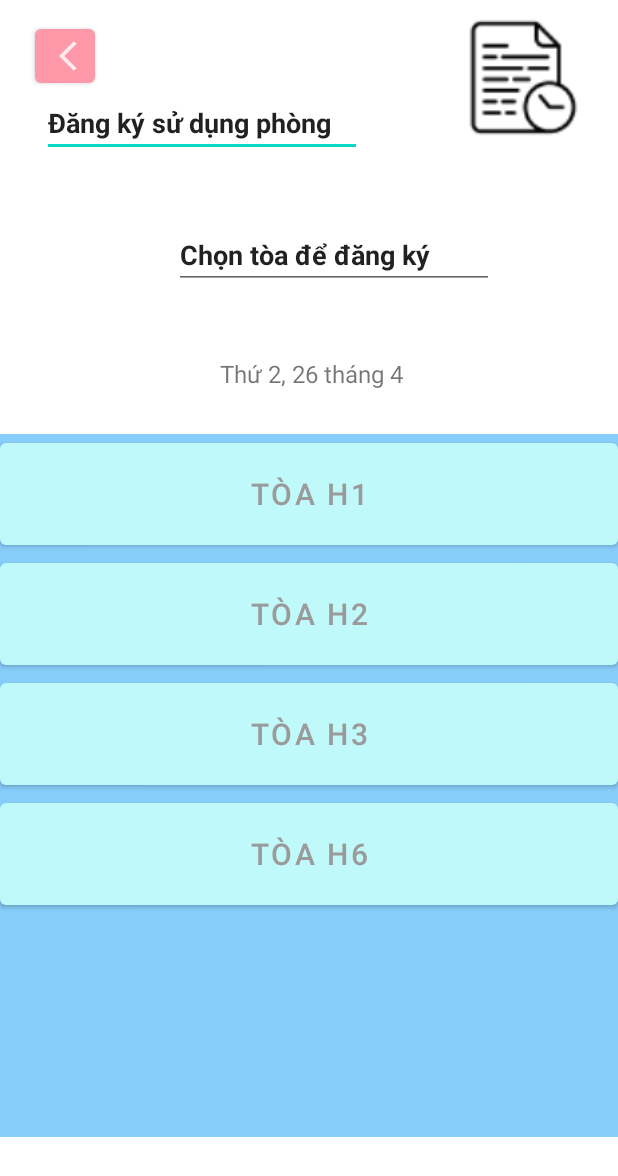
After one commit to nguyentrongkhanhduy/Temperature-And-Humidity, an Android app: the layout dang_ky_phong.xml on its own in the app's theme, with its tools: preview values and no code run, on a phone screen of 412 x 824 dp. The commit adds this screen. Shown: the top 1176 px of the screen. Run offline under Robolectric (Android 15) with nearby library versions, the phone set to English and light mode, and no system bars.

Commit message:
Add register page but not done

```diff
--- /dev/null
+++ b/app/app/src/main/res/drawable-anydpi/ic_back.xml
@@ -0,0 +1,11 @@
+<vector xmlns:android="http://schemas.android.com/apk/res/android"
+    android:width="24dp"
+    android:height="24dp"
+    android:viewportWidth="24"
+    android:viewportHeight="24"
+    android:tint="#000000"
+    android:alpha="0.8">
+  <path
+      android:fillColor="@android:color/white"
+      android:pathData="M11.67,3.87L9.9,2.1 0,12l9.9,9.9 1.77,-1.77L3.54,12z"/>
+</vector>
--- /dev/null
+++ b/app/app/src/main/res/drawable/custom_icon_back.xml
@@ -0,0 +1,6 @@
+<?xml version="1.0" encoding="utf-8"?>
+<bitmap xmlns:android="http://schemas.android.com/apk/res/android"
+    android:src="@drawable/left_arrow"
+    android:scaleType="fitXY">
+
+</bitmap>
--- a/app/app/src/main/res/layout/activity_main.xml
+++ b/app/app/src/main/res/layout/activity_main.xml
@@ -24,9 +24,13 @@
         android:layout_height="match_parent"
         app:defaultNavHost="true"
         app:layout_constraintBottom_toTopOf="@id/nav_view"
+        app:layout_constraintEnd_toEndOf="parent"
+        app:layout_constraintHorizontal_bias="0.0"
         app:layout_constraintLeft_toLeftOf="parent"
         app:layout_constraintRight_toRightOf="parent"
+        app:layout_constraintStart_toStartOf="parent"
         app:layout_constraintTop_toTopOf="parent"
+        app:layout_constraintVertical_bias="0.0"
         app:navGraph="@navigation/mobile_navigation" />
 
 </androidx.constraintlayout.widget.ConstraintLayout>
--- /dev/null
+++ b/app/app/src/main/res/layout/dang_ky_phong.xml
@@ -0,0 +1,131 @@
+<?xml version="1.0" encoding="utf-8"?>
+<RelativeLayout xmlns:android="http://schemas.android.com/apk/res/android"
+    xmlns:app="http://schemas.android.com/apk/res-auto"
+    xmlns:tools="http://schemas.android.com/tools"
+    android:layout_width="match_parent"
+    android:layout_height="match_parent">
+
+    <EditText
+        android:id="@+id/editTextTextPersonName2"
+        android:layout_width="wrap_content"
+        android:layout_height="wrap_content"
+        android:layout_alignParentStart="true"
+        android:layout_alignParentLeft="true"
+        android:layout_alignParentTop="true"
+        android:layout_centerHorizontal="true"
+        android:layout_marginStart="28dp"
+        android:layout_marginLeft="28dp"
+        android:layout_marginTop="59dp"
+        android:ems="10"
+        android:inputType="textPersonName"
+        android:text="Đăng ký sử dụng phòng"
+        android:textStyle="normal|bold" />
+
+    <LinearLayout
+        android:layout_width="match_parent"
+        android:layout_height="400dp"
+        android:layout_alignParentStart="true"
+        android:layout_alignParentLeft="true"
+        android:layout_alignParentTop="true"
+        android:layout_alignParentBottom="true"
+        android:layout_centerHorizontal="true"
+        android:layout_marginStart="0dp"
+        android:layout_marginLeft="0dp"
+        android:layout_marginTop="289dp"
+        android:layout_marginBottom="66dp"
+        android:background="#88CEFB"
+        android:orientation="vertical">
+
+
+        <Button
+            android:id="@+id/h1"
+            android:layout_width="match_parent"
+            android:layout_height="80dp"
+            android:text="Tòa H1"
+            android:textColor="#9A9A9A"
+            android:textSize="20sp"
+            app:backgroundTint="#C0F9FA" />
+
+        <Button
+            android:id="@+id/h2"
+            android:layout_width="match_parent"
+            android:layout_height="80dp"
+            android:text="Tòa H2"
+            android:textColor="#9A9A9A"
+            android:textSize="20sp"
+            app:backgroundTint="#C0F9FA" />
+
+        <Button
+            android:id="@+id/h3"
+            android:layout_width="match_parent"
+            android:layout_height="80dp"
+            android:text="Tòa H3"
+            android:textColor="#9A9A9A"
+            android:textSize="20sp"
+            app:backgroundTint="#C0F9FA" />
+
+        <Button
+            android:id="@+id/h6"
+            android:layout_width="match_parent"
+            android:layout_height="80dp"
+            android:text="Tòa H6"
+            android:textColor="#9A9A9A"
+            android:textSize="20sp"
+            app:backgroundTint="#C0F9FA" />
+
+    </LinearLayout>
+
+    <EditText
+        android:id="@+id/editTextTextPersonName"
+        android:layout_width="wrap_content"
+        android:layout_height="wrap_content"
+        android:layout_alignParentStart="true"
+        android:layout_alignParentLeft="true"
+        android:layout_alignParentTop="true"
+        android:layout_centerHorizontal="true"
+        android:layout_marginStart="116dp"
+        android:layout_marginLeft="116dp"
+        android:layout_marginTop="147dp"
+        android:ems="10"
+        android:inputType="textPersonName"
+        android:text="Chọn tòa để đăng ký"
+        android:textStyle="normal|bold" />
+
+    <TextView
+        android:id="@+id/textView"
+        android:layout_width="200dp"
+        android:layout_height="30dp"
+        android:layout_alignParentTop="true"
+        android:layout_alignParentEnd="true"
+        android:layout_alignParentRight="true"
+        android:layout_marginTop="238dp"
+        android:layout_marginEnd="65dp"
+        android:layout_marginRight="65dp"
+        android:text="Thứ 2, 26 tháng 4"
+        android:textSize="16sp" />
+
+    <Button
+        android:id="@+id/btnBack"
+        android:layout_width="40dp"
+        android:layout_height="wrap_content"
+        android:layout_alignParentStart="true"
+        android:layout_alignParentLeft="true"
+        android:layout_alignParentTop="true"
+        android:layout_marginStart="23dp"
+        android:layout_marginLeft="23dp"
+        android:layout_marginTop="13dp"
+        app:icon="@drawable/ic_back" />
+
+    <ImageView
+        android:id="@+id/imageView"
+        android:layout_width="83dp"
+        android:layout_height="79dp"
+        android:layout_alignParentTop="true"
+        android:layout_alignParentEnd="true"
+        android:layout_alignParentRight="true"
+        android:layout_marginTop="12dp"
+        android:layout_marginEnd="21dp"
+        android:layout_marginRight="21dp"
+        app:srcCompat="@drawable/ic_log" />
+
+</RelativeLayout>
```
Also changed, not shown: app/app/src/main/res/drawable-hdpi/ic_back.png (added), app/app/src/main/res/drawable-mdpi/ic_back.png (added), app/app/src/main/res/drawable-xhdpi/ic_back.png (added), app/app/src/main/res/drawable-xxhdpi/ic_back.png (added), app/app/src/main/res/drawable/left_arrow.png (added).
